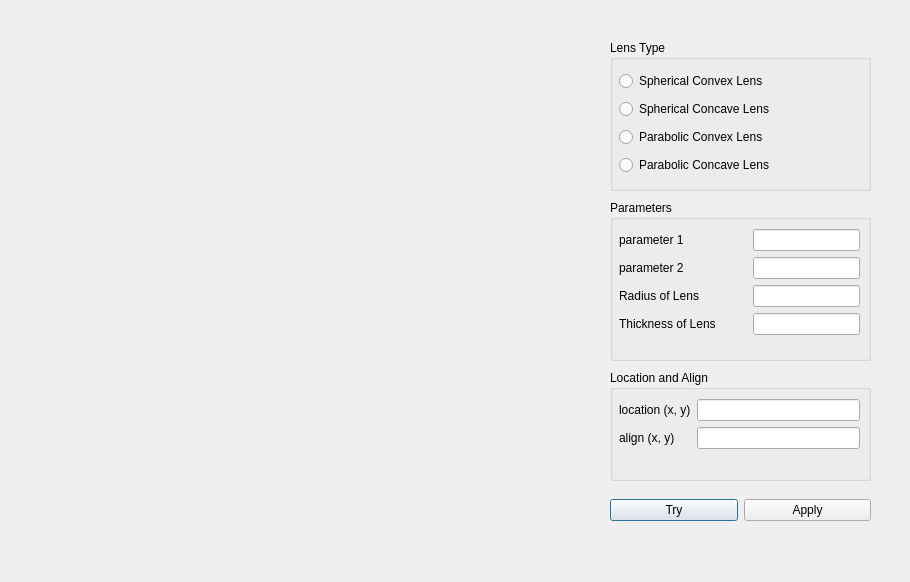
First picture: the form in lensviewer.ui, repository GyeonghunKim/optics_simulator, before the edit.
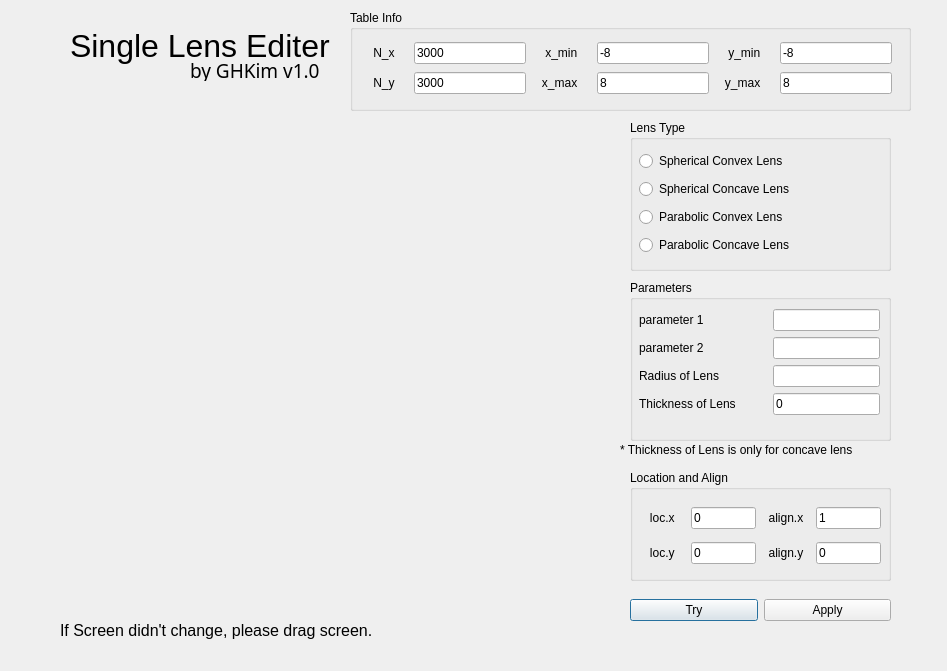
Second picture: the form after the edit. Custom widgets are drawn as their Qt base class.

Diff of the .ui file:
```diff
--- a/lensviewer.ui
+++ b/lensviewer.ui
@@ -6,8 +6,8 @@
    <rect>
     <x>0</x>
     <y>0</y>
-    <width>910</width>
-    <height>582</height>
+    <width>947</width>
+    <height>671</height>
    </rect>
   </property>
   <property name="windowTitle">
@@ -16,18 +16,18 @@
   <widget class="QCustomPlot" name="customPlot" native="true">
    <property name="geometry">
     <rect>
-     <x>40</x>
-     <y>60</y>
-     <width>531</width>
-     <height>471</height>
+     <x>60</x>
+     <y>120</y>
+     <width>551</width>
+     <height>491</height>
     </rect>
    </property>
   </widget>
   <widget class="QGroupBox" name="LensType">
    <property name="geometry">
     <rect>
-     <x>610</x>
-     <y>40</y>
+     <x>630</x>
+     <y>120</y>
      <width>261</width>
      <height>151</height>
     </rect>
@@ -79,8 +79,8 @@
   <widget class="QGroupBox" name="Parameters">
    <property name="geometry">
     <rect>
-     <x>610</x>
-     <y>200</y>
+     <x>630</x>
+     <y>280</y>
      <width>261</width>
      <height>161</height>
     </rect>
@@ -136,7 +136,11 @@
       </widget>
      </item>
      <item row="3" column="1">
-      <widget class="QLineEdit" name="thickness"/>
+      <widget class="QLineEdit" name="thickness">
+       <property name="text">
+        <string>0</string>
+       </property>
+      </widget>
      </item>
     </layout>
    </widget>
@@ -144,8 +148,8 @@
   <widget class="QGroupBox" name="LocnAlign">
    <property name="geometry">
     <rect>
-     <x>610</x>
-     <y>370</y>
+     <x>630</x>
+     <y>470</y>
      <width>261</width>
      <height>111</height>
     </rect>
@@ -156,32 +160,68 @@
    <widget class="QWidget" name="formLayoutWidget_2">
     <property name="geometry">
      <rect>
-      <x>9</x>
-      <y>29</y>
+      <x>10</x>
+      <y>30</y>
       <width>241</width>
       <height>71</height>
      </rect>
     </property>
-    <layout class="QFormLayout" name="formLayout_2">
+    <layout class="QGridLayout" name="gridLayout_2">
+     <item row="1" column="2">
+      <widget class="QLabel" name="label_18">
+       <property name="text">
+        <string>  align.y</string>
+       </property>
+      </widget>
+     </item>
      <item row="0" column="0">
       <widget class="QLabel" name="label_5">
        <property name="text">
-        <string>location (x, y)</string>
+        <string>   loc.x   </string>
        </property>
       </widget>
      </item>
      <item row="0" column="1">
-      <widget class="QLineEdit" name="location"/>
+      <widget class="QLineEdit" name="loc_x">
+       <property name="text">
+        <string>0</string>
+       </property>
+      </widget>
      </item>
      <item row="1" column="0">
       <widget class="QLabel" name="label_6">
        <property name="text">
-        <string>align (x, y)</string>
+        <string>   loc.y</string>
        </property>
       </widget>
      </item>
      <item row="1" column="1">
-      <widget class="QLineEdit" name="align"/>
+      <widget class="QLineEdit" name="loc_y">
+       <property name="text">
+        <string>0</string>
+       </property>
+      </widget>
+     </item>
+     <item row="0" column="2">
+      <widget class="QLabel" name="label_17">
+       <property name="text">
+        <string>  align.x  </string>
+       </property>
+      </widget>
+     </item>
+     <item row="0" column="3">
+      <widget class="QLineEdit" name="align_x">
+       <property name="text">
+        <string>1</string>
+       </property>
+      </widget>
+     </item>
+     <item row="1" column="3">
+      <widget class="QLineEdit" name="align_y">
+       <property name="text">
+        <string>0</string>
+       </property>
+      </widget>
      </item>
     </layout>
    </widget>
@@ -189,8 +229,8 @@
   <widget class="QWidget" name="horizontalLayoutWidget">
    <property name="geometry">
     <rect>
-     <x>610</x>
-     <y>490</y>
+     <x>630</x>
+     <y>590</y>
      <width>261</width>
      <height>41</height>
     </rect>
@@ -212,6 +252,183 @@
     </item>
    </layout>
   </widget>
+  <widget class="QGroupBox" name="groupBox">
+   <property name="geometry">
+    <rect>
+     <x>350</x>
+     <y>10</y>
+     <width>561</width>
+     <height>101</height>
+    </rect>
+   </property>
+   <property name="title">
+    <string>Table Info</string>
+   </property>
+   <widget class="QWidget" name="gridLayoutWidget">
+    <property name="geometry">
+     <rect>
+      <x>10</x>
+      <y>30</y>
+      <width>532</width>
+      <height>58</height>
+     </rect>
+    </property>
+    <layout class="QGridLayout" name="gridLayout">
+     <item row="0" column="4">
+      <widget class="QLabel" name="label_15">
+       <property name="text">
+        <string>    y_min    </string>
+       </property>
+      </widget>
+     </item>
+     <item row="1" column="1">
+      <widget class="QLineEdit" name="N_y">
+       <property name="text">
+        <string>3000</string>
+       </property>
+      </widget>
+     </item>
+     <item row="0" column="0">
+      <widget class="QLabel" name="label_11">
+       <property name="text">
+        <string>    N_x    </string>
+       </property>
+      </widget>
+     </item>
+     <item row="0" column="1">
+      <widget class="QLineEdit" name="N_x">
+       <property name="text">
+        <string>3000</string>
+       </property>
+      </widget>
+     </item>
+     <item row="0" column="3">
+      <widget class="QLineEdit" name="x_min">
+       <property name="text">
+        <string>-8</string>
+       </property>
+      </widget>
+     </item>
+     <item row="1" column="3">
+      <widget class="QLineEdit" name="x_max">
+       <property name="text">
+        <string>8</string>
+       </property>
+      </widget>
+     </item>
+     <item row="1" column="0">
+      <widget class="QLabel" name="label_12">
+       <property name="text">
+        <string>    N_y</string>
+       </property>
+      </widget>
+     </item>
+     <item row="0" column="2">
+      <widget class="QLabel" name="label_13">
+       <property name="text">
+        <string>    x_min    </string>
+       </property>
+      </widget>
+     </item>
+     <item row="1" column="2">
+      <widget class="QLabel" name="label_14">
+       <property name="text">
+        <string>   x_max</string>
+       </property>
+      </widget>
+     </item>
+     <item row="1" column="4">
+      <widget class="QLabel" name="label_16">
+       <property name="text">
+        <string>   y_max</string>
+       </property>
+      </widget>
+     </item>
+     <item row="0" column="5">
+      <widget class="QLineEdit" name="y_min">
+       <property name="text">
+        <string>-8</string>
+       </property>
+      </widget>
+     </item>
+     <item row="1" column="5">
+      <widget class="QLineEdit" name="y_max">
+       <property name="text">
+        <string>8</string>
+       </property>
+      </widget>
+     </item>
+    </layout>
+   </widget>
+  </widget>
+  <widget class="QLabel" name="label_19">
+   <property name="geometry">
+    <rect>
+     <x>70</x>
+     <y>20</y>
+     <width>271</width>
+     <height>51</height>
+    </rect>
+   </property>
+   <property name="font">
+    <font>
+     <pointsize>24</pointsize>
+    </font>
+   </property>
+   <property name="text">
+    <string>Single Lens Editer</string>
+   </property>
+  </widget>
+  <widget class="QLabel" name="label_20">
+   <property name="geometry">
+    <rect>
+     <x>190</x>
+     <y>60</y>
+     <width>141</width>
+     <height>21</height>
+    </rect>
+   </property>
+   <property name="font">
+    <font>
+     <family>Ubuntu Mono</family>
+     <pointsize>14</pointsize>
+    </font>
+   </property>
+   <property name="text">
+    <string>by GHKim v1.0</string>
+   </property>
+  </widget>
+  <widget class="QLabel" name="label_21">
+   <property name="geometry">
+    <rect>
+     <x>60</x>
+     <y>620</y>
+     <width>571</width>
+     <height>21</height>
+    </rect>
+   </property>
+   <property name="font">
+    <font>
+     <pointsize>12</pointsize>
+    </font>
+   </property>
+   <property name="text">
+    <string>If Screen didn't change, please drag screen.</string>
+   </property>
+  </widget>
+  <widget class="QLabel" name="label_22">
+   <property name="geometry">
+    <rect>
+     <x>620</x>
+     <y>440</y>
+     <width>301</width>
+     <height>20</height>
+    </rect>
+   </property>
+   <property name="text">
+    <string>* Thickness of Lens is only for concave lens</string>
+   </property>
+  </widget>
  </widget>
  <customwidgets>
   <customwidget>
```
Left out of the diff: 2 changed lines with no effect on the pictures.
